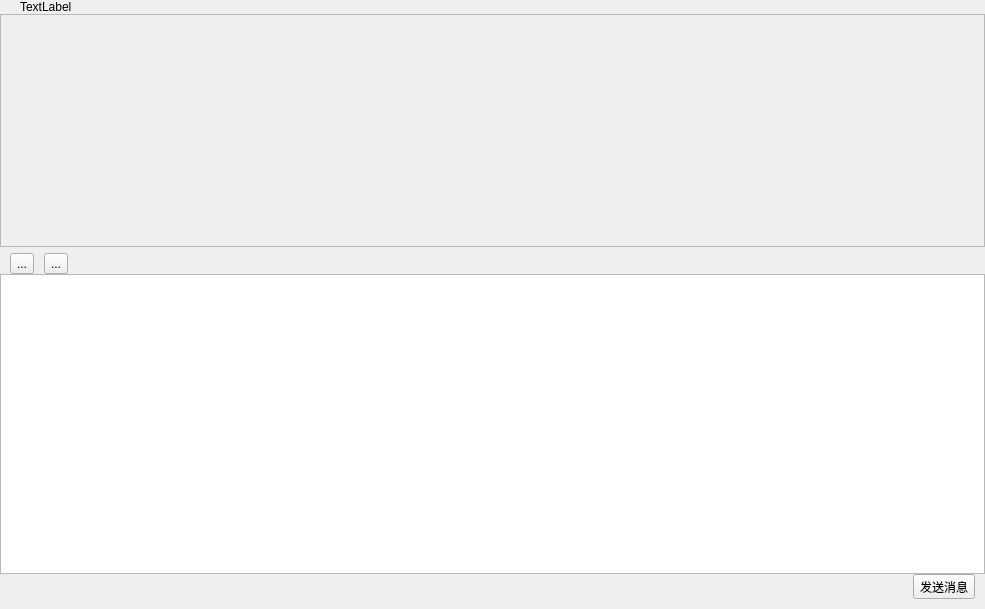
Above: ui/components/chatListPage/chatlist_main.ui from Sakurakouji-Saika/MyQtClient before the change. Below: the same form after it.
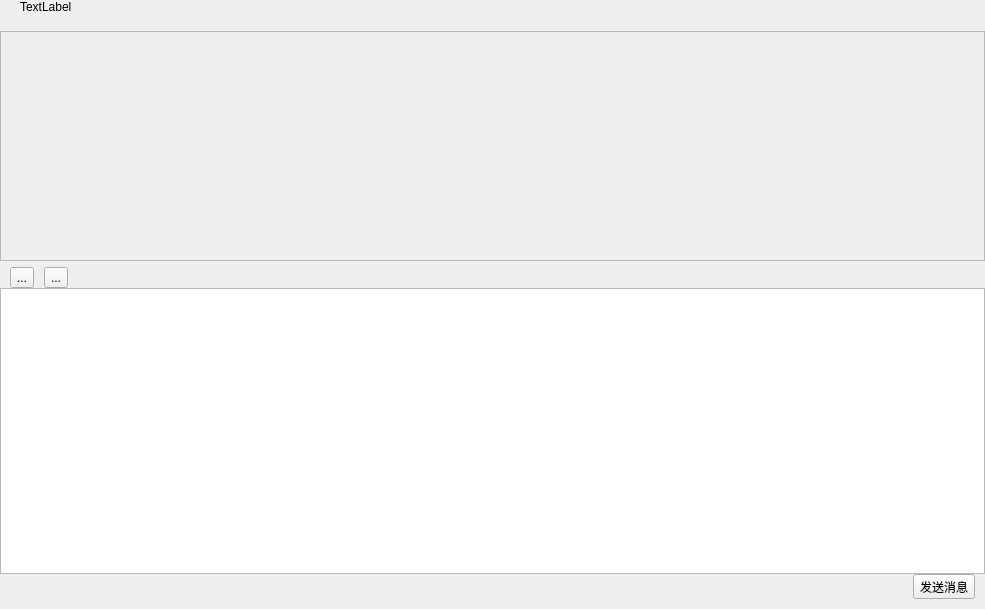
That is the form after the change. Icons and pictures are not drawn.

Patch:
```diff
--- a/ui/components/chatListPage/chatlist_main.ui
+++ b/ui/components/chatListPage/chatlist_main.ui
@@ -67,7 +67,7 @@
            <number>0</number>
           </property>
           <property name="bottomMargin">
-           <number>0</number>
+           <number>17</number>
           </property>
           <item>
            <widget class="QLabel" name="labelContactNickname">
```
Left out of the diff: 8 changed lines with no effect on the pictures.
